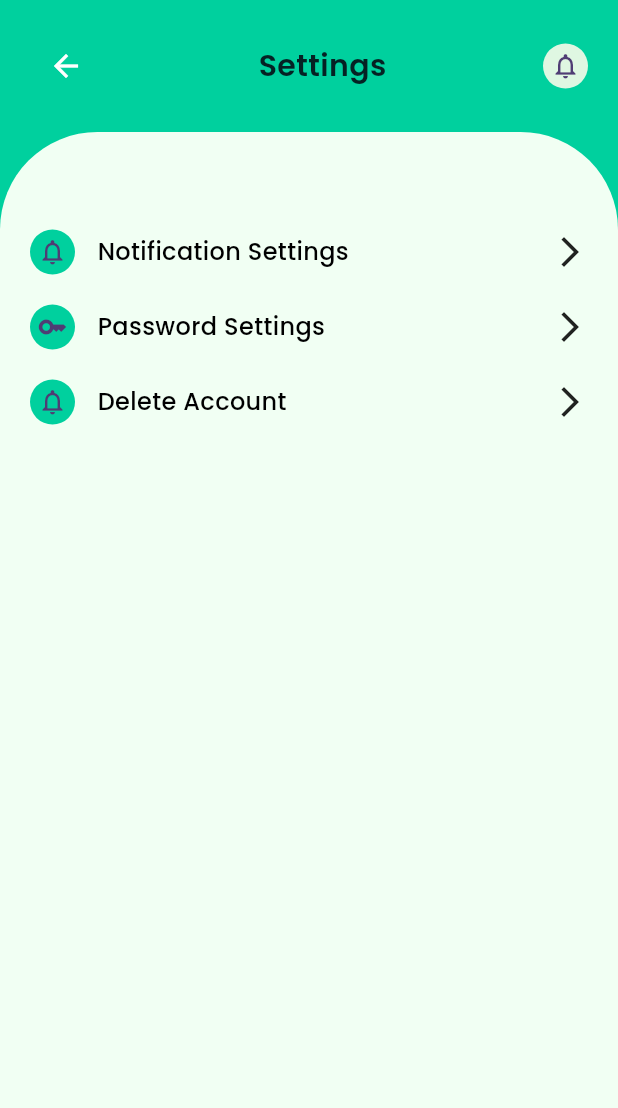
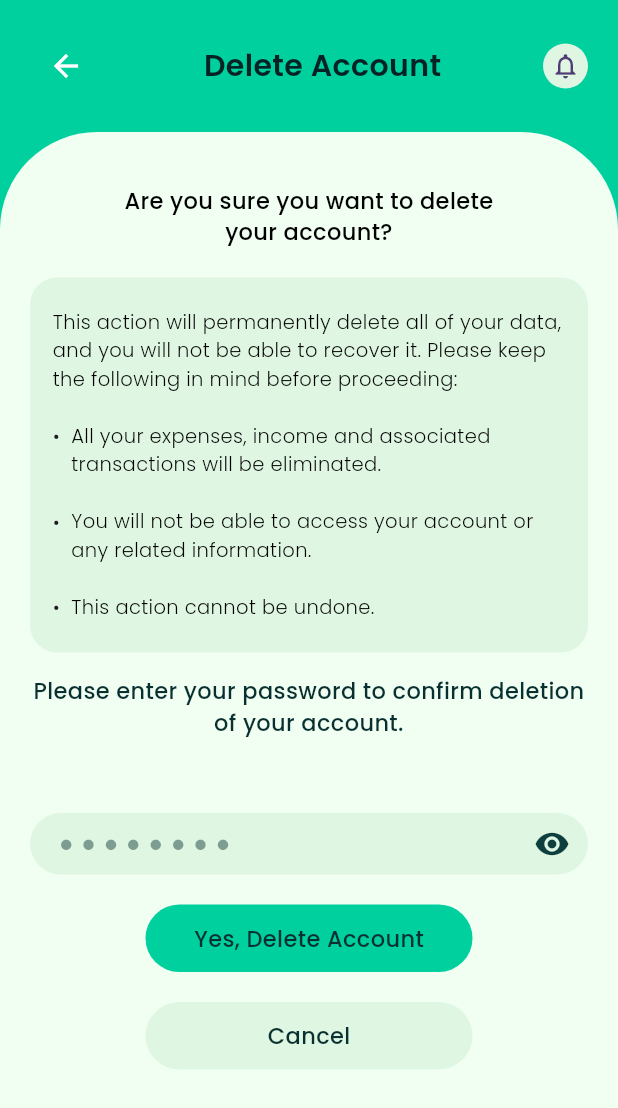
Before and after one commit to Sahil-Kundaliya/Flutter-Finance-Wallet-app-clone, a Flutter app: the SettingsScreen screen opened directly, after a tap on "Delete Account", on a phone screen of 412 x 824 dp. Shown: the top 1108 px of the screen. Run offline on Flutter 3.47's test engine with Material 3 defaults, Android fonts, the phone set to English and light mode, and no system bars; our stand-ins replace carousel_slider, flutter_bloc, flutter_svg, google_fonts.

Commit message:
Notification Settings & Password Settings & Delete Account pages added
Notification Settings & Password Settings & Delete Account pages added

```diff
--- a/lib/constant/app_routes.dart
+++ b/lib/constant/app_routes.dart
@@ -8,6 +8,8 @@ import 'package:finance_wallet_app_clone/features/auth/pages/sign_up_page.dart';
 import 'package:finance_wallet_app_clone/features/bottom_sheet_items/profile/pages/add_fingerprint_page.dart';
 import 'package:finance_wallet_app_clone/features/bottom_sheet_items/profile/pages/change_pin_page.dart';
 import 'package:finance_wallet_app_clone/features/bottom_sheet_items/profile/pages/jhon_fingerprint_page.dart';
+import 'package:finance_wallet_app_clone/features/bottom_sheet_items/profile/pages/notification_settings_page.dart';
+import 'package:finance_wallet_app_clone/features/bottom_sheet_items/profile/pages/password_settings_page.dart';
 import 'package:finance_wallet_app_clone/features/bottom_sheet_items/profile/pages/profile_fingerprint_page.dart';
 import 'package:finance_wallet_app_clone/features/bottom_sheet_items/profile/pages/successful_page.dart';
 import 'package:finance_wallet_app_clone/features/bottom_sheet_items/profile/pages/terms_and_conditions_page.dart';
@@ -16,6 +18,8 @@ import 'package:finance_wallet_app_clone/features/splash/pages/app_lunch_page.da
 import 'package:finance_wallet_app_clone/features/splash/pages/on_boarding_page.dart';
 import 'package:finance_wallet_app_clone/features/splash/pages/splash_page.dart';
 import 'package:flutter/material.dart';
+
+import '../features/bottom_sheet_items/profile/pages/delete_account_page.dart';
 
 class AppRoute {
   static final AppRoute _appRoute = AppRoute();
@@ -52,5 +56,11 @@ class AppRoute {
         const AddFingerprintScreen(),
     JhonFingerprintScreen.jhonFingerprintScreen: (context) =>
         const JhonFingerprintScreen(),
+    NotificationSettingsScreen.notificationSettingsScreen: (context) =>
+        const NotificationSettingsScreen(),
+    PasswordSettingsScreen.passwordSettingsScreen: (context) =>
+        const PasswordSettingsScreen(),
+    DeleteAccountScreen.deleteAccountScreen: (context) =>
+        const DeleteAccountScreen(),
   };
 }
--- /dev/null
+++ b/lib/features/bottom_sheet_items/profile/pages/delete_account_page.dart
@@ -0,0 +1,317 @@
+import 'package:finance_wallet_app_clone/features/common_widgets/custom_text_field.dart';
+import 'package:finance_wallet_app_clone/features/main/cubits/main_cubit.dart';
+import 'package:finance_wallet_app_clone/features/main/cubits/main_state.dart';
+import 'package:flutter/material.dart';
+import 'package:flutter_bloc/flutter_bloc.dart';
+import 'package:google_fonts/google_fonts.dart';
+
+import '../../../../constant/app_colors.dart';
+import '../../../../constant/app_text_styles.dart';
+
+class DeleteAccountScreen extends StatelessWidget {
+  const DeleteAccountScreen({super.key});
+
+  static const String deleteAccountScreen = '/DeleteAccountScreen';
+
+  @override
+  Widget build(BuildContext context) {
+    final size = MediaQuery.sizeOf(context);
+    final mainProvider = context.read<MainCubit>();
+    return Scaffold(
+      body: BlocBuilder<MainCubit, MainState>(builder: (context, state) {
+        return Container(
+          height: size.height,
+          width: size.width,
+          color: AppColors.caribbeanGreen,
+          child: Column(
+            children: [
+              Padding(
+                padding:
+                    const EdgeInsets.symmetric(vertical: 20.0, horizontal: 20),
+                child: Row(
+                  children: [
+                    IconButton(
+                      onPressed: () {
+                        Navigator.pop(context);
+                      },
+                      constraints: const BoxConstraints(),
+                      // Removes default constraints
+                      padding: EdgeInsets.zero,
+                      // Removes default padding
+                      icon: const Icon(
+                        Icons.arrow_back,
+                        color: AppColors.whiteColor,
+                        size: 24,
+                      ),
+                    ),
+                    Expanded(
+                      child: Center(
+                        child: Text('Delete Account',
+                            style: AppTextStyles.semiBold(
+                                fontSize: 20, color: AppColors.fenceGreen)),
+                      ),
+                    ),
+                    GestureDetector(
+                      onTap: () => mainProvider.changeSubIndex(
+                          index: 1, pageName: "Categories"),
+                      child: CircleAvatar(
+                          radius: 15,
+                          backgroundColor: AppColors.lightGreen,
+                          child:
+                              const Icon(Icons.notifications_none, size: 20)),
+                    )
+                  ],
+                ),
+              ),
+              Expanded(
+                  child: Container(
+                width: size.width,
+                decoration: BoxDecoration(
+                    color: AppColors.honeydew,
+                    borderRadius: const BorderRadius.only(
+                        topLeft: Radius.circular(65),
+                        topRight: Radius.circular(65))),
+                child: Padding(
+                  padding: const EdgeInsets.symmetric(horizontal: 20),
+                  child: SingleChildScrollView(
+                    child: Column(
+                      children: [
+                        SizedBox(
+                          height: 35,
+                        ),
+                        Text(
+                          'Are you sure you want to delete\nyour account?',
+                          textAlign: TextAlign.center,
+                          style: AppTextStyles.medium(
+                              fontSize: 15, color: AppColors.blackColor),
+                        ),
+                        Padding(
+                          padding: const EdgeInsets.only(top: 20),
+                          child: Container(
+                            width: size.width * 8,
+                            decoration: BoxDecoration(
+                                borderRadius: BorderRadius.circular(18),
+                                color: AppColors.lightGreen),
+                            child: Padding(
+                              padding: const EdgeInsets.symmetric(
+                                  horizontal: 15, vertical: 20),
+                              child: Column(
+                                crossAxisAlignment: CrossAxisAlignment.start,
+                                children: [
+                                  Text(
+                                    'This action will permanently delete all of your data, and you will not be able to recover it. Please keep the following in mind before proceeding:\n',
+                                    style: AppTextStyles.light(
+                                        fontSize: 13,
+                                        color: AppColors.blackColor),
+                                  ),
+                                  Row(
+                                    crossAxisAlignment:
+                                        CrossAxisAlignment.start,
+                                    children: [
+                                      Text('•  '),
+                                      Expanded(
+                                        child: Text(
+                                          'All your expenses, income and associated transactions will be eliminated.\n',
+                                          style: AppTextStyles.light(
+                                              fontSize: 13,
+                                              color: AppColors.blackColor),
+                                        ),
+                                      ),
+                                    ],
+                                  ),
+                                  Row(
+                                    crossAxisAlignment:
+                                        CrossAxisAlignment.start,
+                                    children: [
+                                      Text('•  '),
+                                      Expanded(
+                                        child: Text(
+                                          'You will not be able to access your account or any related information.\n',
+                                          style: AppTextStyles.light(
+                                              fontSize: 13,
+                                              color: AppColors.blackColor),
+                                        ),
+                                      ),
+                                    ],
+                                  ),
+                                  Row(
+                                    crossAxisAlignment:
+                                        CrossAxisAlignment.start,
+                                    children: [
+                                      Text('•  '),
+                                      Expanded(
+                                        child: Text(
+                                          'This action cannot be undone.',
+                                          style: AppTextStyles.light(
+                                              fontSize: 13,
+                                              color: AppColors.blackColor),
+                                        ),
+                                      ),
+                                    ],
+                                  ),
+                                ],
+                              ),
+                            ),
+                          ),
+                        ),
+                        Padding(
+                          padding: const EdgeInsets.only(top: 15, bottom: 20),
+                          child: Text(
+                            'Please enter your password to confirm deletion of your account.',
+                            textAlign: TextAlign.center,
+                            style: AppTextStyles.medium(
+                                fontSize: 15, color: AppColors.lettersAndIcons),
+                          ),
+                        ),
+                        CustomTextField(
+                          textEditingController: TextEditingController(),
+                          title: "",
+                          textFieldHintText: "● ● ● ● ● ● ● ●",
+                          icon1: Icons.remove_red_eye,
+                          icon2: Icons.remove_red_eye,
+                          iconColor1: AppColors.cyprus,
+                          iconColor2: AppColors.cyprus,
+                        ),
+                        Padding(
+                          padding: const EdgeInsets.only(top: 20),
+                          child: GestureDetector(
+                            onTap: () {
+                              showCustomDialog(context);
+                            },
+                            child: Container(
+                              height: 45,
+                              width: 218,
+                              decoration: BoxDecoration(
+                                  borderRadius: BorderRadius.circular(30),
+                                  color: AppColors.caribbeanGreen),
+                              child: Center(
+                                child: Text(
+                                  "Yes, Delete Account",
+                                  style: AppTextStyles.medium(
+                                    fontSize: 15,
+                                    color: AppColors.lettersAndIcons,
+                                  ),
+                                ),
+                              ),
+                            ),
+                          ),
+                        ),
+                        Padding(
+                          padding: const EdgeInsets.only(top: 20, bottom: 30),
+                          child: GestureDetector(
+                            onTap: () {
+                              Navigator.pop(context);
+                            },
+                            child: Container(
+                              height: 45,
+                              width: 218,
+                              decoration: BoxDecoration(
+                                  borderRadius: BorderRadius.circular(30),
+                                  color: AppColors.lightGreen),
+                              child: Center(
+                                child: Text(
+                                  "Cancel",
+                                  style: AppTextStyles.medium(
+                                    fontSize: 15,
+                                    color: AppColors.lettersAndIcons,
+                                  ),
+                                ),
+                              ),
+                            ),
+                          ),
+                        ),
+                      ],
+                    ),
+                  ),
+                ),
+              ))
+            ],
+          ),
+        );
+      }),
+    );
+  }
+
+  void showCustomDialog(BuildContext context) {
+    showDialog(
+      context: context,
+      builder: (context) {
+        return Dialog(
+          shape: RoundedRectangleBorder(
+            borderRadius: BorderRadius.circular(20),
+          ),
+          child: Container(
+            padding: const EdgeInsets.all(20),
+            decoration: BoxDecoration(
+                color: AppColors.whiteColor,
+                borderRadius: BorderRadius.circular(30)),
+            child: Padding(
+              padding: const EdgeInsets.symmetric(vertical: 18),
+              child: Column(
+                mainAxisSize: MainAxisSize.min,
+                crossAxisAlignment: CrossAxisAlignment.center,
+                spacing: 18,
+                children: [
+                  Text(
+                    "Delete account",
+                    style: AppTextStyles.bold(
+                        fontSize: 20, color: AppColors.cyprus),
+                  ),
+                  Text(
+                    "Are you sure you want to log out?",
+                    style: AppTextStyles.medium(
+                        fontSize: 15, color: AppColors.blackColor),
+                  ),
+                  Text(
+                    "By deleting your account, you agree that you understand the consequences of this action and that you agree to permanently delete your account and all associated data.",
+                    textAlign: TextAlign.center,
+                    style: GoogleFonts.leagueSpartan(
+                        fontWeight: FontWeight.w400, // Regular
+                        fontSize: 17,
+                        color: AppColors.blackColor),
+                  ),
+                  GestureDetector(
+                    onTap: () {
+                      Navigator.of(context).pop();
+                    },
+                    child: Container(
+                      height: 45,
+                      decoration: BoxDecoration(
+                          borderRadius: BorderRadius.circular(30),
+                          color: AppColors.caribbeanGreen),
+                      child: Center(
+                        child: Text(
+                          'Yes, Delete Account',
+                          style: AppTextStyles.medium(
+                              fontSize: 15, color: AppColors.lettersAndIcons),
+                        ),
+                      ),
+                    ),
+                  ),
+                  GestureDetector(
+                    onTap: () {
+                      Navigator.of(context).pop();
+                    },
+                    child: Container(
+                      height: 45,
+                      decoration: BoxDecoration(
+                          borderRadius: BorderRadius.circular(30),
+                          color: AppColors.lightGreen),
+                      child: Center(
+                        child: Text(
+                          'Cancel',
+                          style: AppTextStyles.medium(
+                              fontSize: 15, color: AppColors.cyprus),
+                        ),
+                      ),
+                    ),
+                  ),
+                ],
+              ),
+            ),
+          ),
+        );
+      },
+    );
+  }
+}
```
Also changed, not shown: lib/features/bottom_sheet_items/profile/pages/notification_settings_page.dart (+91 -4 lines), lib/features/bottom_sheet_items/profile/pages/password_settings_page.dart (added, +155 -0 lines), lib/features/bottom_sheet_items/profile/pages/settings_page.dart (+17 -3 lines), lib/features/main/cubits/main_cubit.dart (+40 -4 lines).
